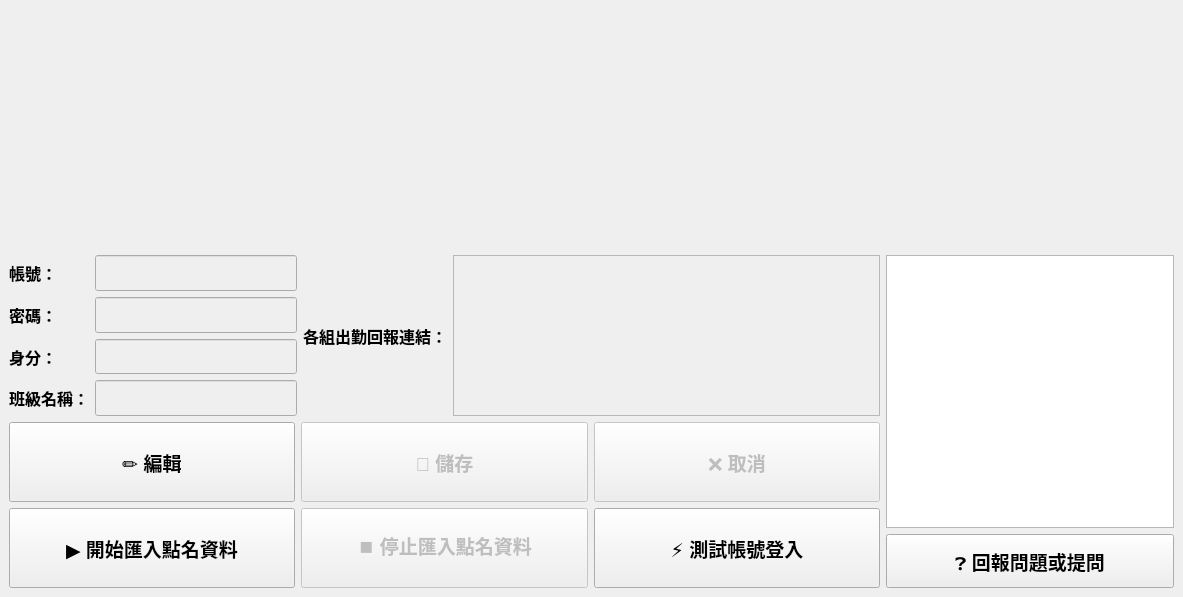
This is packages/blisswisdom_roll_call_assistant_desktop/ui/main_window.ui in blisswisdom-students/blisswisdom-roll-call-assistant as Qt 5 draws it before an edit. The edited form follows.
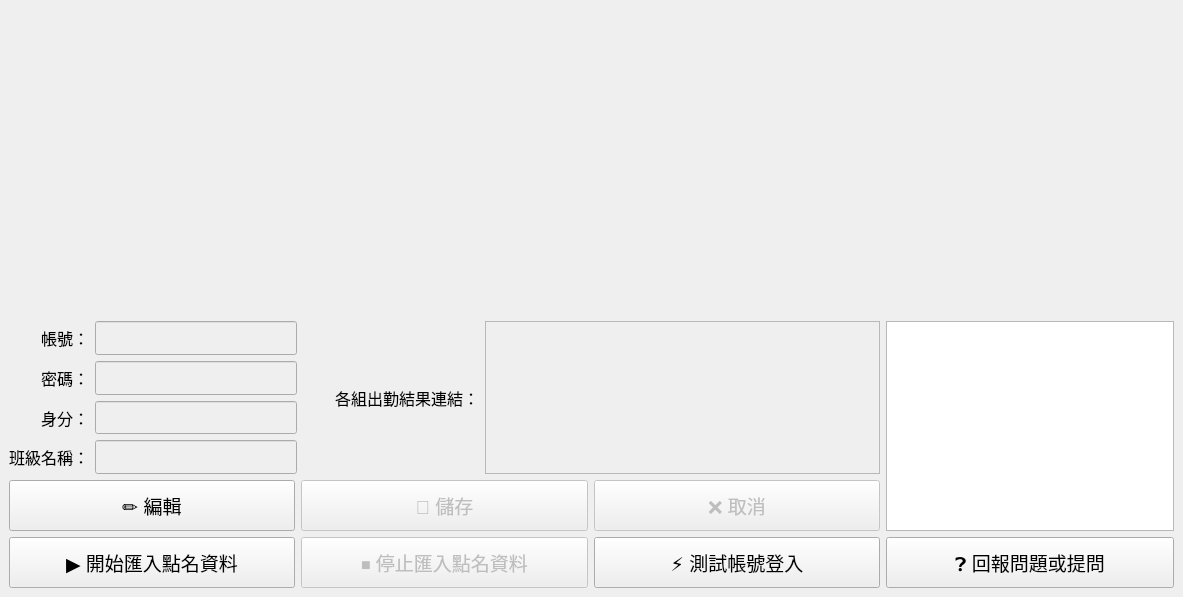
This is the edited form. Custom widgets are drawn as their Qt base class.

What changed in the file:
```diff
--- a/packages/blisswisdom_roll_call_assistant_desktop/ui/main_window.ui
+++ b/packages/blisswisdom_roll_call_assistant_desktop/ui/main_window.ui
@@ -18,7 +18,7 @@
   <widget class="QWidget" name="centralwidget">
    <layout class="QGridLayout" name="gridLayout_2">
     <item row="0" column="0">
-     <layout class="QGridLayout" name="gridLayout" rowstretch="3,0,2,0,0,0,1,1" columnstretch="1,0,0,2,0,0,0,1">
+     <layout class="QGridLayout" name="gridLayout" rowstretch="6,0,3,0,0,0,1,1" columnstretch="1,0,0,2,0,0,0,1">
       <item row="5" column="0" rowspan="2" colspan="7">
        <layout class="QGridLayout" name="gridLayout_5">
         <item row="0" column="2">
@@ -34,9 +34,7 @@
           </property>
           <property name="font">
            <font>
-            <family>Microsoft JhengHei UI</family>
             <pointsize>14</pointsize>
-            <bold>true</bold>
            </font>
           </property>
           <property name="text">
@@ -57,9 +55,7 @@
           </property>
           <property name="font">
            <font>
-            <family>Microsoft JhengHei UI</family>
             <pointsize>14</pointsize>
-            <bold>true</bold>
            </font>
           </property>
           <property name="text">
@@ -77,9 +73,7 @@
           </property>
           <property name="font">
            <font>
-            <family>Microsoft JhengHei UI</family>
             <pointsize>14</pointsize>
-            <bold>true</bold>
            </font>
           </property>
           <property name="text">
@@ -95,14 +89,15 @@
          <widget class="QLabel" name="character_label">
           <property name="font">
            <font>
-            <family>Microsoft JhengHei UI</family>
             <pointsize>12</pointsize>
-            <bold>true</bold>
            </font>
           </property>
           <property name="text">
            <string>身分：</string>
           </property>
+          <property name="alignment">
+           <set>Qt::AlignRight|Qt::AlignTrailing|Qt::AlignVCenter</set>
+          </property>
          </widget>
         </item>
         <item row="0" column="1">
@@ -118,7 +113,6 @@
           </property>
           <property name="font">
            <font>
-            <family>Microsoft JhengHei</family>
             <pointsize>12</pointsize>
            </font>
           </property>
@@ -128,42 +122,45 @@
          <widget class="QLabel" name="account_label">
           <property name="font">
            <font>
-            <family>Microsoft JhengHei UI</family>
             <pointsize>12</pointsize>
-            <bold>true</bold>
            </font>
           </property>
           <property name="text">
            <string>帳號：</string>
           </property>
+          <property name="alignment">
+           <set>Qt::AlignRight|Qt::AlignTrailing|Qt::AlignVCenter</set>
+          </property>
          </widget>
         </item>
         <item row="1" column="0">
          <widget class="QLabel" name="password_label">
           <property name="font">
            <font>
-            <family>Microsoft JhengHei UI</family>
             <pointsize>12</pointsize>
-            <bold>true</bold>
            </font>
           </property>
           <property name="text">
            <string>密碼：</string>
           </property>
+          <property name="alignment">
+           <set>Qt::AlignRight|Qt::AlignTrailing|Qt::AlignVCenter</set>
+          </property>
          </widget>
         </item>
         <item row="3" column="0">
          <widget class="QLabel" name="class_label">
           <property name="font">
            <font>
-            <family>Microsoft JhengHei UI</family>
             <pointsize>12</pointsize>
-            <bold>true</bold>
            </font>
           </property>
           <property name="text">
            <string>班級名稱：</string>
           </property>
+          <property name="alignment">
+           <set>Qt::AlignRight|Qt::AlignTrailing|Qt::AlignVCenter</set>
+          </property>
          </widget>
         </item>
         <item row="1" column="1">
@@ -179,7 +176,6 @@
           </property>
           <property name="font">
            <font>
-            <family>Microsoft JhengHei</family>
             <pointsize>12</pointsize>
            </font>
           </property>
@@ -201,7 +197,6 @@
           </property>
           <property name="font">
            <font>
-            <family>Microsoft JhengHei</family>
             <pointsize>12</pointsize>
            </font>
           </property>
@@ -220,7 +215,6 @@
           </property>
           <property name="font">
            <font>
-            <family>Microsoft JhengHei</family>
             <pointsize>12</pointsize>
            </font>
           </property>
@@ -240,9 +234,7 @@
           </property>
           <property name="font">
            <font>
-            <family>Microsoft JhengHei UI</family>
             <pointsize>14</pointsize>
-            <bold>true</bold>
            </font>
           </property>
           <property name="text">
@@ -263,9 +255,7 @@
           </property>
           <property name="font">
            <font>
-            <family>Microsoft JhengHei UI</family>
             <pointsize>14</pointsize>
-            <bold>true</bold>
            </font>
           </property>
           <property name="text">
@@ -283,9 +273,7 @@
           </property>
           <property name="font">
            <font>
-            <family>Microsoft JhengHei UI</family>
             <pointsize>14</pointsize>
-            <bold>true</bold>
            </font>
           </property>
           <property name="text">
@@ -301,13 +289,14 @@
          <widget class="QLabel" name="attendance_form_links_label">
           <property name="font">
            <font>
-            <family>Microsoft JhengHei UI</family>
             <pointsize>12</pointsize>
-            <bold>true</bold>
            </font>
           </property>
           <property name="text">
-           <string>各組出勤回報連結：</string>
+           <string>　　各組出勤結果連結：</string>
+          </property>
+          <property name="alignment">
+           <set>Qt::AlignRight|Qt::AlignTrailing|Qt::AlignVCenter</set>
           </property>
          </widget>
         </item>
@@ -324,7 +313,6 @@
           </property>
           <property name="font">
            <font>
-            <family>Microsoft JhengHei</family>
             <pointsize>12</pointsize>
            </font>
           </property>
@@ -342,6 +330,7 @@
         </property>
         <property name="font">
          <font>
+          <family>Segoe UI Emoji</family>
           <pointsize>11</pointsize>
          </font>
         </property>
@@ -354,7 +343,7 @@
        </widget>
       </item>
       <item row="2" column="7" rowspan="6">
-       <layout class="QGridLayout" name="gridLayout_6" rowstretch="5,1">
+       <layout class="QGridLayout" name="gridLayout_6" rowstretch="25,6">
         <item row="0" column="0">
          <widget class="QPlainTextEdit" name="status_plain_text_edit">
           <property name="sizePolicy">
@@ -365,7 +354,6 @@
           </property>
           <property name="font">
            <font>
-            <family>Microsoft JhengHei</family>
             <pointsize>12</pointsize>
            </font>
           </property>
@@ -384,9 +372,7 @@
           </property>
           <property name="font">
            <font>
-            <family>Microsoft JhengHei UI</family>
             <pointsize>14</pointsize>
-            <bold>true</bold>
            </font>
           </property>
           <property name="text">
```
